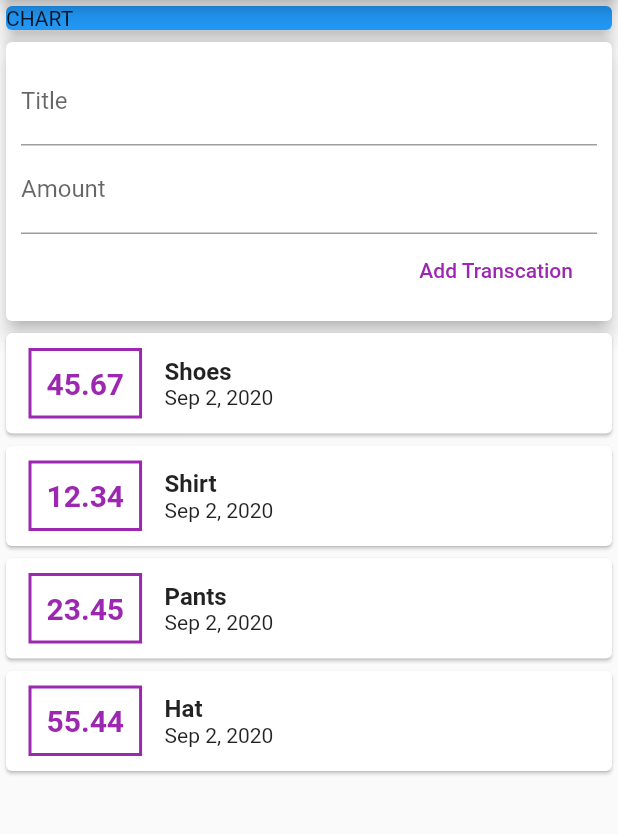
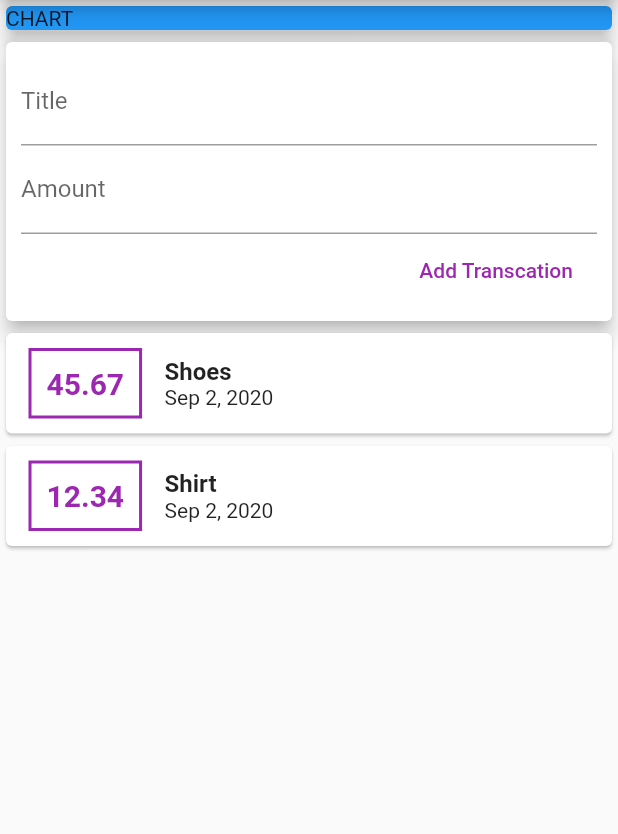
Before and after one commit to vleiswal/expenses_planner, a Flutter app: the screen it shows after launch, after a tap on "Add Transcation", on a phone screen of 412 x 824 dp, the part 84-918 px from its top. Run offline on Flutter 3.47's test engine with Material 2 defaults, Android fonts, the phone set to English and light mode, and no system bars.

Commit message:
widgetSplit

```diff
--- a/lib/main.dart
+++ b/lib/main.dart
@@ -1,6 +1,5 @@
-import 'package:expenses_planner/transaction.dart';
+import 'package:expenses_planner/widgets/user_transactions.dart';
 import 'package:flutter/material.dart';
-import 'package:intl/intl.dart';
 
 void main() {
   runApp(MyApp());
@@ -17,18 +16,8 @@ class MyApp extends StatelessWidget {
 }
 
 class MyHomePage extends StatelessWidget {
-  List<Transaction> transactions = [
-    Transaction(amount: 45.67, id: 't1', title: 'Shoes', date: DateTime.now()),
-    Transaction(amount: 12.34, id: 't2', title: 'Shirt', date: DateTime.now()),
-    Transaction(amount: 23.45, id: 't3', title: 'Pants', date: DateTime.now()),
-    Transaction(amount: 55.44, id: 't4', title: 'Hat', date: DateTime.now()),
-  ];
-
   // String titleInput;
   // String amountInput;
-
-  final titleController = TextEditingController();
-  final amountController = TextEditingController();
 
   @override
   Widget build(BuildContext context) {
@@ -48,84 +37,7 @@ class MyHomePage extends StatelessWidget {
               elevation: 5,
             ),
           ),
-          Card(
-            elevation: 5,
-            child: Container(
-              padding: EdgeInsets.all(10),
-              child: Column(
-                crossAxisAlignment: CrossAxisAlignment.end,
-                children: <Widget>[
-                  TextField(
-                    controller: titleController,
-                    decoration: InputDecoration(labelText: 'Title'),
-                    onChanged: (value) {
-                      // titleInput = value;
-                    },
-                  ),
-                  TextField(
-                    controller: amountController,
-                    decoration: InputDecoration(labelText: 'Amount'),
-                  ),
-
-                  //  onChanged: (value) => amountInput = value),
-                  FlatButton(
-                    onPressed: () {
-                      print(titleController.text);
-                      print(amountController.text);
-                    },
-                    child: Text('Add Transcation'),
-                    textColor: Colors.purple,
-                  ),
-                ],
-              ),
-            ),
-          ),
-          Column(
-            children: transactions.map((tx) {
-              return Card(
-                child: Row(
-                  children: <Widget>[
-                    Container(
-                      decoration: BoxDecoration(
-                        border: Border.all(
-                          color: Colors.purple,
-                          width: 2,
-                        ),
-                      ),
-                      margin: EdgeInsets.symmetric(
-                        vertical: 10,
-                        horizontal: 15,
-                      ),
-                      child: Padding(
-                        padding: const EdgeInsets.all(10.0),
-                        child: Text(
-                          '${tx.amount}',
-                          style: TextStyle(
-                            color: Colors.purple,
-                            fontWeight: FontWeight.bold,
-                            fontSize: 20,
-                          ),
-                        ),
-                      ),
-                    ),
-                    Column(
-                      crossAxisAlignment: CrossAxisAlignment.start,
-                      children: [
-                        Text(tx.title,
-                            style: TextStyle(
-                              fontSize: 16,
-                              fontWeight: FontWeight.bold,
-                            )),
-                        Text(
-                          DateFormat.yMMMd().format(tx.date),
-                        ),
-                      ],
-                    )
-                  ],
-                ),
-              );
-            }).toList(),
-          ),
+          UserTransactions(),
         ],
       ),
     );
--- /dev/null
+++ b/lib/widgets/new_transaction.dart
@@ -0,0 +1,43 @@
+import 'package:flutter/material.dart';
+
+class NewTransaction extends StatelessWidget {
+  final Function addTx;
+  final titleController = TextEditingController();
+  final amountController = TextEditingController();
+
+  NewTransaction(this.addTx);
+
+  @override
+  Widget build(BuildContext context) {
+    return Card(
+      elevation: 5,
+      child: Container(
+        padding: EdgeInsets.all(10),
+        child: Column(
+          crossAxisAlignment: CrossAxisAlignment.end,
+          children: <Widget>[
+            TextField(
+              controller: titleController,
+              decoration: InputDecoration(labelText: 'Title'),
+              onChanged: (value) {},
+            ),
+            TextField(
+              controller: amountController,
+              decoration: InputDecoration(labelText: 'Amount'),
+            ),
+            FlatButton(
+              onPressed: () {
+                addTx(
+                  titleController.text,
+                  double.parse(amountController.text),
+                );
+              },
+              child: Text('Add Transcation'),
+              textColor: Colors.purple,
+            ),
+          ],
+        ),
+      ),
+    );
+  }
+}
--- /dev/null
+++ b/lib/widgets/transaction_list.dart
@@ -0,0 +1,59 @@
+import 'package:expenses_planner/models/transaction.dart';
+import 'package:flutter/material.dart';
+import 'package:intl/intl.dart';
+
+class TransactionList extends StatelessWidget {
+  final List<Transaction> transactions;
+
+  TransactionList(this.transactions);
+
+  @override
+  Widget build(BuildContext context) {
+    return Column(
+      children: transactions.map((tx) {
+        return Card(
+          child: Row(
+            children: <Widget>[
+              Container(
+                decoration: BoxDecoration(
+                  border: Border.all(
+                    color: Colors.purple,
+                    width: 2,
+                  ),
+                ),
+                margin: EdgeInsets.symmetric(
+                  vertical: 10,
+                  horizontal: 15,
+                ),
+                child: Padding(
+                  padding: const EdgeInsets.all(10.0),
+                  child: Text(
+                    '${tx.amount}',
+                    style: TextStyle(
+                      color: Colors.purple,
+                      fontWeight: FontWeight.bold,
+                      fontSize: 20,
+                    ),
+                  ),
+                ),
+              ),
+              Column(
+                crossAxisAlignment: CrossAxisAlignment.start,
+                children: [
+                  Text(tx.title,
+                      style: TextStyle(
+                        fontSize: 16,
+                        fontWeight: FontWeight.bold,
+                      )),
+                  Text(
+                    DateFormat.yMMMd().format(tx.date),
+                  ),
+                ],
+              )
+            ],
+          ),
+        );
+      }).toList(),
+    );
+  }
+}
--- /dev/null
+++ b/lib/widgets/user_transactions.dart
@@ -0,0 +1,37 @@
+import 'package:expenses_planner/models/transaction.dart';
+import 'package:flutter/material.dart';
+
+import 'new_transaction.dart';
+import 'transaction_list.dart';
+
+class UserTransactions extends StatefulWidget {
+  @override
+  _UserTransactionsState createState() => _UserTransactionsState();
+}
+
+class _UserTransactionsState extends State<UserTransactions> {
+  final List<Transaction> _userTransactions = [
+    Transaction(amount: 45.67, id: 't1', title: 'Shoes', date: DateTime.now()),
+    Transaction(amount: 12.34, id: 't2', title: 'Shirt', date: DateTime.now()),
+  ];
+
+  void _addNewTransaction(String txTitle, double txAmount) {
+    final nxTx = Transaction(
+      amount: txAmount,
+      date: DateTime.now(),
+      id: DateTime.now().toString(),
+      title: txTitle,
+    );
+    setState(() {
+      _userTransactions.add(nxTx);
+    });
+  }
+
+  @override
+  Widget build(BuildContext context) {
+    return Column(children: <Widget>[
+      NewTransaction(_addNewTransaction),
+      TransactionList(_userTransactions),
+    ]);
+  }
+}
```
Also changed, not shown: lib/models/transaction.dart (renamed from lib/transaction.dart).
